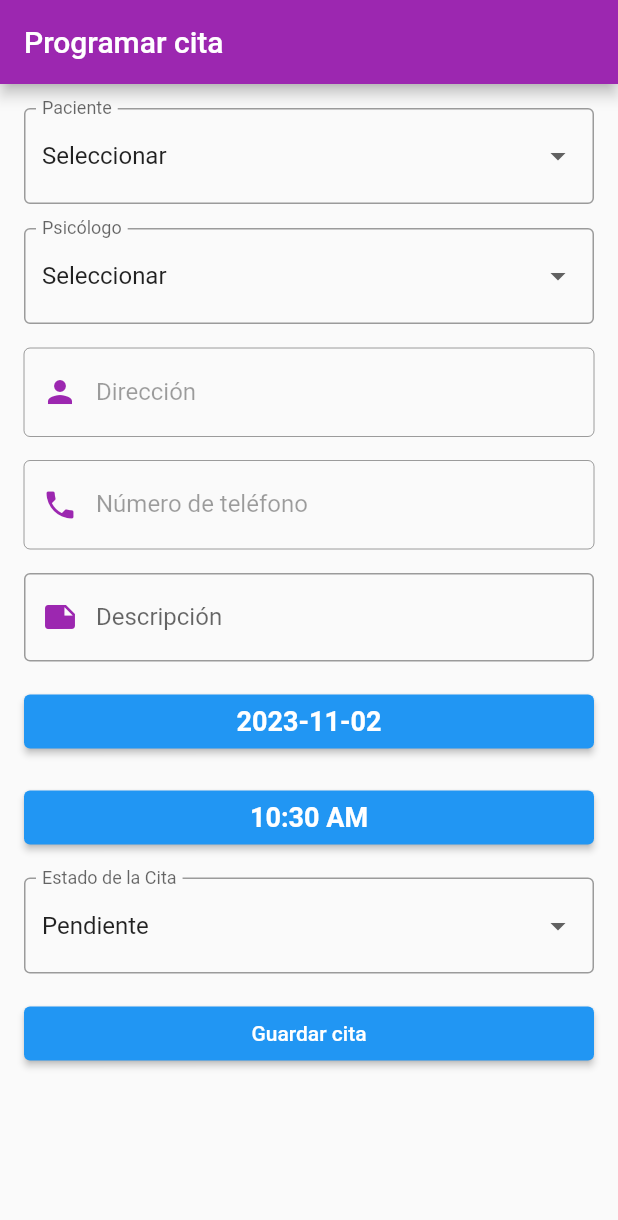
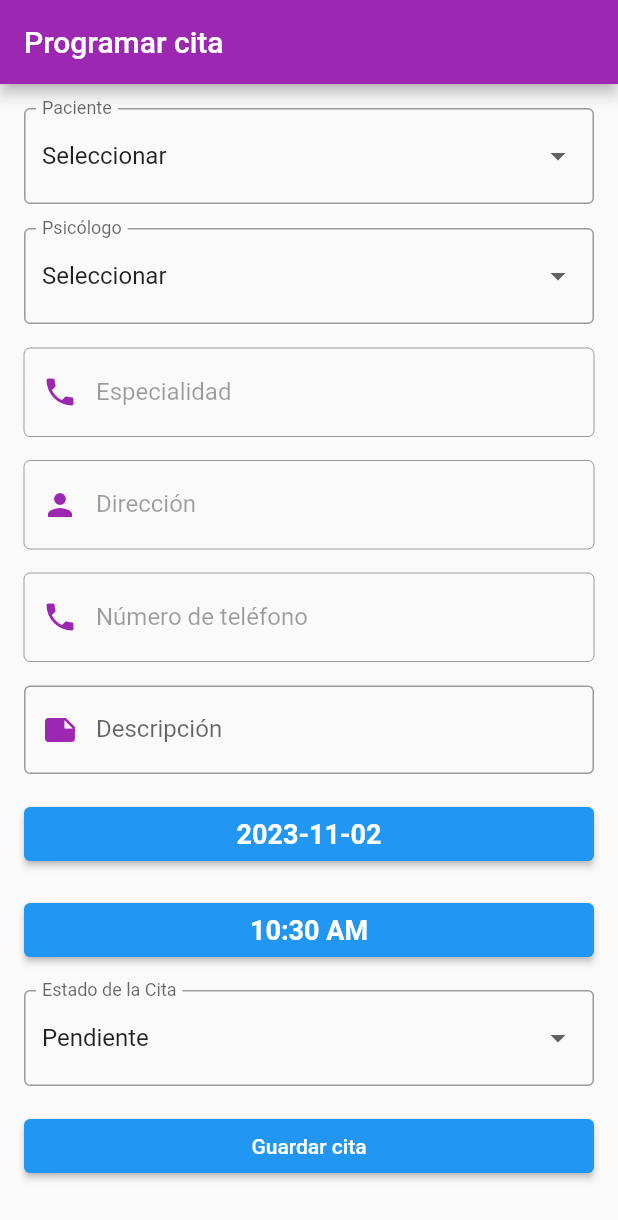
Before and after one commit to IsabelZapata21/App_crecer, a Flutter app: the CitasPage screen opened directly, on a phone screen of 412 x 824 dp. Shown: the top 1220 px of the screen. Run offline on Flutter 3.47's test engine with Material 2 defaults, Android fonts, the phone set to English and light mode, and no system bars; our stand-ins replace animated_text_kit, camera, table_calendar; missing offline and left inert: time_range_picker; network calls fail.

Commit message:
hoy, no se que es

```diff
--- /dev/null
+++ b/lib/models/citas/especialidad.dart
@@ -0,0 +1,36 @@
+class Especialidad {
+    Especialidad({
+        required this.id,
+        required this.nombre,
+    });
+
+    final int? id;
+    final String? nombre;
+
+    Especialidad copyWith({
+        int? id,
+        String? nombre,
+    }) {
+        return Especialidad(
+            id: id ?? this.id,
+            nombre: nombre ?? this.nombre,
+        );
+    }
+
+    factory Especialidad.fromJson(Map<String, dynamic> json){
+        return Especialidad(
+            id: json["id"],
+            nombre: json["nombre"],
+        );
+    }
+
+    Map<String, dynamic> toJson() => {
+        "id": id,
+        "nombre": nombre,
+    };
+
+    @override
+    String toString(){
+        return "$id, $nombre, ";
+    }
+}
--- a/lib/models/citas/psicologo.dart
+++ b/lib/models/citas/psicologo.dart
@@ -1,7 +1,7 @@
 class Psicologo {
   Psicologo({
     required this.id,
-    required this.idEspecialidad,
+    required this.especialidad,
     required this.dni,
     required this.nombres,
     required this.apellidos,
@@ -13,7 +13,7 @@ class Psicologo {
   });
 
   final String? id;
-  final String? idEspecialidad;
+  final String? especialidad;
   final String? dni;
   final String? nombres;
   final String? apellidos;
@@ -25,7 +25,7 @@ class Psicologo {
 
   Psicologo copyWith({
     String? id,
-    String? idEspecialidad,
+    String? especialidad,
     String? dni,
     String? nombres,
     String? apellidos,
@@ -37,7 +37,7 @@ class Psicologo {
   }) {
     return Psicologo(
       id: id ?? this.id,
-      idEspecialidad: idEspecialidad ?? this.idEspecialidad,
+      especialidad: especialidad ?? this.especialidad,
       dni: dni ?? this.dni,
       nombres: nombres ?? this.nombres,
       apellidos: apellidos ?? this.apellidos,
@@ -52,7 +52,7 @@ class Psicologo {
   factory Psicologo.fromJson(Map<String, dynamic> json) {
     return Psicologo(
       id: json["id"],
-      idEspecialidad: json["id_especialidad"],
+      especialidad: json["especialidad"],
       dni: json["dni"],
       nombres: json["nombres"],
       apellidos: json["apellidos"],
@@ -66,7 +66,7 @@ class Psicologo {
 
   Map<String, dynamic> toJson() => {
         "id": id,
-        "id_especialidad": idEspecialidad,
+        "especialidad": especialidad,
         "dni": dni,
         "nombres": nombres,
         "apellidos": apellidos,
@@ -80,6 +80,6 @@ class Psicologo {
 
   @override
   String toString() {
-    return "$id, $idEspecialidad, $dni, $nombres, $apellidos, $genero, $telefono, $nacimiento, $correo, $nacionalidad, ";
+    return "$id, $especialidad, $dni, $nombres, $apellidos, $genero, $telefono, $nacimiento, $correo, $nacionalidad, ";
   }
 }
--- a/lib/viewmodels/citas/registro_viewmodel.dart
+++ b/lib/viewmodels/citas/registro_viewmodel.dart
@@ -1,8 +1,9 @@
 import '../../models/citas/paciente.dart';
 import '../../models/citas/psicologo.dart';
+import '../../models/citas/especialidad.dart';
 
 class RegistroValidate {
-String? validarCampos(Pacientes? paciente, Psicologo? psicologo, String descripcion, String? estadoCita) {
+String? validarCampos(Pacientes? paciente, Psicologo? psicologo, descripcion, String? estadoCita) {
     if (paciente == null) {
       return 'Por favor, selecciona un paciente.';
     }
--- a/lib/views/citas/registro.dart
+++ b/lib/views/citas/registro.dart
@@ -1,10 +1,12 @@
 import 'package:flutter/material.dart';
+import 'package:flutter_application_2/models/citas/especialidad.dart';
 import 'package:flutter_application_2/models/citas/paciente.dart';
 import 'package:flutter_application_2/models/citas/psicologo.dart';
 import 'package:flutter_application_2/services/citas/citas_service.dart';
 import 'package:flutter_application_2/services/citas/pacientes_service.dart';
 import 'package:flutter_application_2/services/citas/psicologos_service.dart';
 import 'package:flutter_application_2/viewmodels/citas/registro_viewmodel.dart';
+import 'package:time_range_picker/time_range_picker.dart';
 
 class Registro extends StatelessWidget {
   const Registro({super.key});
@@ -33,7 +35,6 @@ class _CitasPageState extends State<CitasPage> {
   // Variables para almacenar los datos de la cita
   Pacientes? paciente;
   Psicologo? psicologo;
-  int especialidad = 1;
   DateTime fechaCita = DateTime.now();
   TimeOfDay horaCita = TimeOfDay.now();
   String? estadoCita;
@@ -42,6 +43,7 @@ class _CitasPageState extends State<CitasPage> {
   final telController = TextEditingController();
   final dirController = TextEditingController();
   final desController = TextEditingController();
+  final espController = TextEditingController();
   //instancia del viewmodel
   final viewModel = RegistroValidate();
 
@@ -65,7 +67,8 @@ class _CitasPageState extends State<CitasPage> {
   }
 
   void guardarCita() async {
-  String? error = viewModel.validarCampos(paciente, psicologo, desController.text, estadoCita);
+    String? error = viewModel.validarCampos(
+        paciente, psicologo, desController.text, estadoCita);
     if (error != null) {
       // Mostrar el error en un showDialog
       showDialog(
@@ -87,7 +90,7 @@ void guardarCita() async {
     Map<String, dynamic> citaData = {
       'paciente': paciente?.id,
       'descripcion': desController.text,
-    'especialidad': especialidad,
+      'espeialidad': 1,
       'psicologo': psicologo?.id,
       'fechaCita': fechaCita.toString(),
       'horaCita': horaCita.format(context),
@@ -137,7 +140,6 @@ void _resetForm() {
     setState(() {
       paciente = null;
       psicologo = null;
-    especialidad = 1;
       fechaCita = DateTime.now();
       horaCita = TimeOfDay.now();
       estadoCita = estadosCita[0];
@@ -146,7 +148,6 @@ void _resetForm() {
       desController.clear();
     });
   }
-
 
   @override
   Widget build(BuildContext context) {
@@ -173,7 +174,8 @@ void _resetForm() {
                           value: p,
                           child: Text('${p.nombre}'),
                         );
-                  }).toList()??[],
+                      }).toList() ??
+                      [],
                 ],
                 onChanged: (value) {
                   setState(() {
@@ -205,10 +207,21 @@ void _resetForm() {
                 onChanged: (value) {
                   setState(() {
                     psicologo = value;
+                    espController.text = value?.especialidad ?? '';
                   });
                 },
                 decoration: InputDecoration(
                   labelText: 'Psicólogo',
+                  border: OutlineInputBorder(),
+                ),
+              ),
+              const SizedBox(height: 16),
+              TextField(
+                controller: espController,
+                enabled: false, // Deshabilita la edición
+                decoration: InputDecoration(
+                  labelText: 'Especialidad',
+                  prefixIcon: Icon(Icons.phone, color: Colors.purple),
                   border: OutlineInputBorder(),
                 ),
               ),
@@ -265,9 +278,13 @@ void _resetForm() {
               const SizedBox(height: 16),
               ElevatedButton(
                 onPressed: () async {
-                  final horaSeleccionada = await showTimePicker(
+                  TimeOfDay newTimeOfDay =
+                      horaCita.replacing(hour: (horaCita.hour + 1) % 24);
+                  final horaSeleccionada = await showTimeRangePicker(
+                    disabledTime:
+                        TimeRange(startTime: horaCita, endTime: newTimeOfDay),
+                    start: horaCita,
                     context: context,
-                    initialTime: horaCita,
                   );
                   if (horaSeleccionada != null &&
                       horaSeleccionada != horaCita) {
--- a/lib/views/cronograma/cronograma.dart
+++ b/lib/views/cronograma/cronograma.dart
@@ -49,7 +49,6 @@ class _CronogramaScreenState extends State<CronogramaScreen> {
       'responsable': 1,
       'estado': actividad.estado
     };
-    print(actData);
     try {
       String mensaje = await ActividadesService().guardarActividades(actData);
       // Si se guardó con éxito, muestra un dialog
--- a/pubspec.yaml
+++ b/pubspec.yaml
@@ -47,6 +47,7 @@ dev_dependencies:
   printing: ^5.9.2
   permission_handler: ^10.2.0
   intl: ^0.17.0
+  time_range_picker: ^2.2.0
 
 
 
```
Also changed, not shown: lib/models/citas/horarios.dart (added, +72 -0 lines), pubspec.lock. Lines whose indentation alone changed are shown as unchanged.
